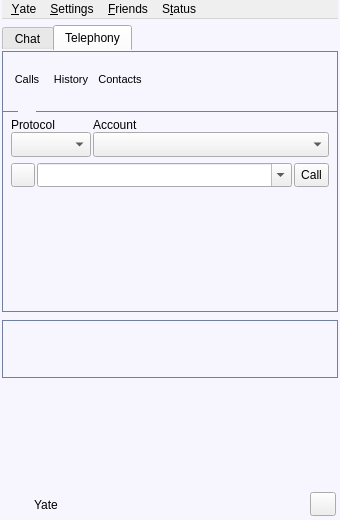
Old version of the form share/skins/default/qt4client.ui in the repository bendney/mlink.
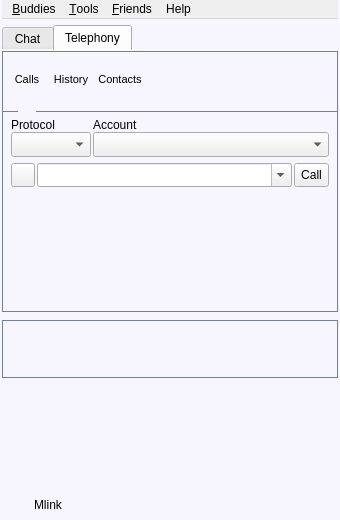
New version of the form. The open tabs and pages were chosen to show the change. Icons and pictures are not drawn.

Commit message: Interface toward for mlink name

```diff
--- a/share/skins/default/qt4client.ui
+++ b/share/skins/default/qt4client.ui
@@ -70,9 +70,9 @@
        <verstretch>0</verstretch>
       </sizepolicy>
      </property>
-     <widget class="QMenu" name="menuYate" >
-      <property name="title" >
-       <string>&amp;Yate</string>
+     <widget class="QMenu" name="menuBuddies">
+      <property name="title">
+       <string>&amp;Buddies</string>
       </property>
       <property name="separatorsCollapsible" >
        <bool>true</bool>
@@ -92,9 +92,9 @@
       <addaction name="separator" />
       <addaction name="quit" />
      </widget>
-     <widget class="QMenu" name="menuSettings" >
-      <property name="title" >
-       <string>&amp;Settings</string>
+     <widget class="QMenu" name="menuTools">
+      <property name="title">
+       <string>&amp;Tools</string>
       </property>
       <property name="separatorsCollapsible" >
        <bool>true</bool>
@@ -105,20 +105,8 @@
       <addaction name="action_show_fileprogress" />
       <addaction name="messages_show" />
      </widget>
-     <widget class="QMenu" name="menuStatus" >
-      <property name="title" >
-       <string>S&amp;tatus</string>
-      </property>
-      <addaction name="setStatusOnline" />
-      <addaction name="setStatusBusy" />
-      <addaction name="setStatusAway" />
-      <addaction name="setStatusXa" />
-      <addaction name="setStatusDnd" />
-      <addaction name="separator" />
-      <addaction name="setStatusOffline" />
-     </widget>
-     <widget class="QMenu" name="menuFriends" >
-      <property name="title" >
+     <widget class="QMenu" name="menuFriends">
+      <property name="title">
        <string>&amp;Friends</string>
       </property>
       <property name="_yate_menuNoCopy" stdset="0" >
@@ -150,10 +138,15 @@
       <addaction name="chatcontact_showoffline" />
       <addaction name="chatcontact_flatlist" />
      </widget>
-     <addaction name="menuYate" />
-     <addaction name="menuSettings" />
-     <addaction name="menuFriends" />
-     <addaction name="menuStatus" />
+     <widget class="QMenu" name="menuHelp">
+      <property name="title">
+       <string>Help</string>
+      </property>
+     </widget>
+     <addaction name="menuBuddies"/>
+     <addaction name="menuTools"/>
+     <addaction name="menuFriends"/>
+     <addaction name="menuHelp"/>
     </widget>
    </item>
    <item>
@@ -2824,51 +2817,8 @@
           <height>25</height>
          </size>
         </property>
-        <property name="text" >
-         <string>Yate </string>
-        </property>
-       </widget>
-      </item>
-      <item>
-       <widget class="QToolButton" name="toggle_show_help" >
-        <property name="sizePolicy" >
-         <sizepolicy vsizetype="Expanding" hsizetype="Fixed" >
-          <horstretch>0</horstretch>
-          <verstretch>0</verstretch>
-         </sizepolicy>
-        </property>
-        <property name="minimumSize" >
-         <size>
-          <width>26</width>
-          <height>0</height>
-         </size>
-        </property>
-        <property name="maximumSize" >
-         <size>
-          <width>26</width>
-          <height>16777215</height>
-         </size>
-        </property>
-        <property name="toolTip" >
-         <string>Show or hide the Help window</string>
-        </property>
-        <property name="icon" >
-         <iconset>quest.png</iconset>
-        </property>
-        <property name="checkable" >
-         <bool>true</bool>
-        </property>
-        <property name="_yate_identity" stdset="0" >
-         <string>showwindow:help:0</string>
-        </property>
-        <property name="_yate_normal_icon" stdset="0" >
-         <string>quest.png</string>
-        </property>
-        <property name="_yate_pressed_icon" stdset="0" >
-         <string>quest_pressed.png</string>
-        </property>
-        <property name="_yate_hover_icon" stdset="0" >
-         <string>quest_hover.png</string>
+        <property name="text">
+         <string>Mlink</string>
         </property>
        </widget>
       </item>
```
Left out of the diff: 1889 changed lines with no effect on the pictures. The commit also changes 4 other files.
